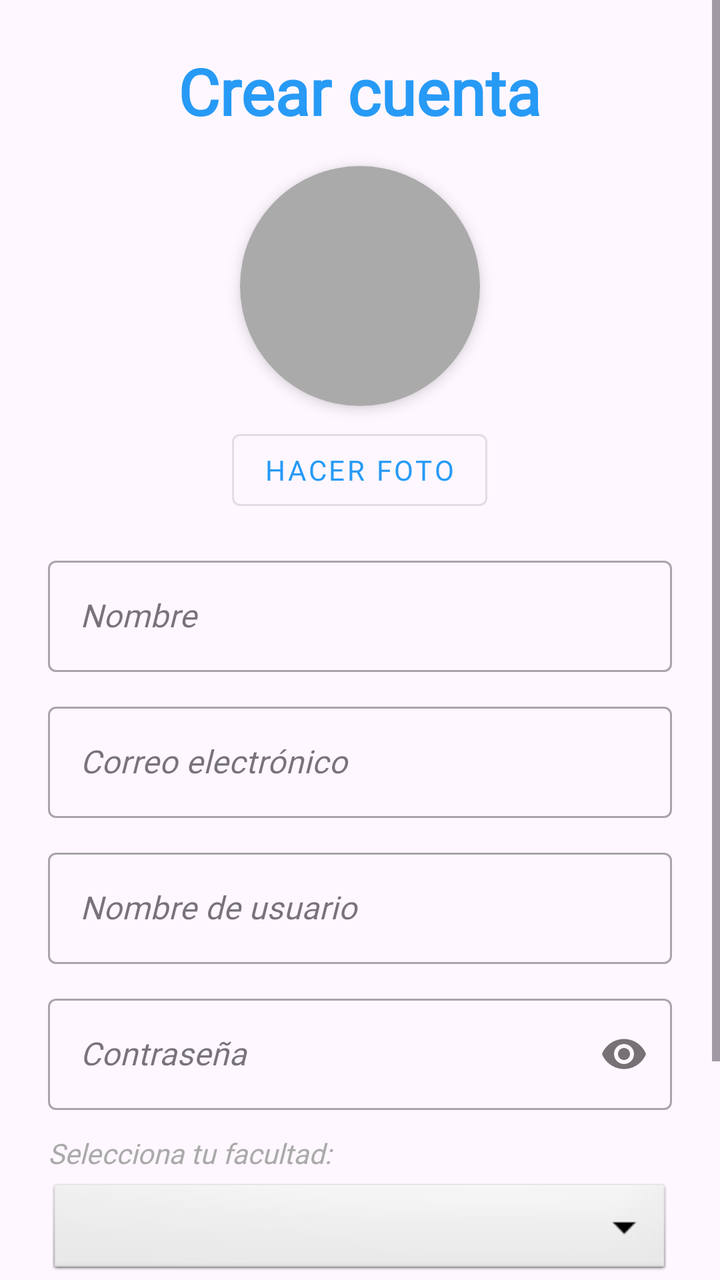
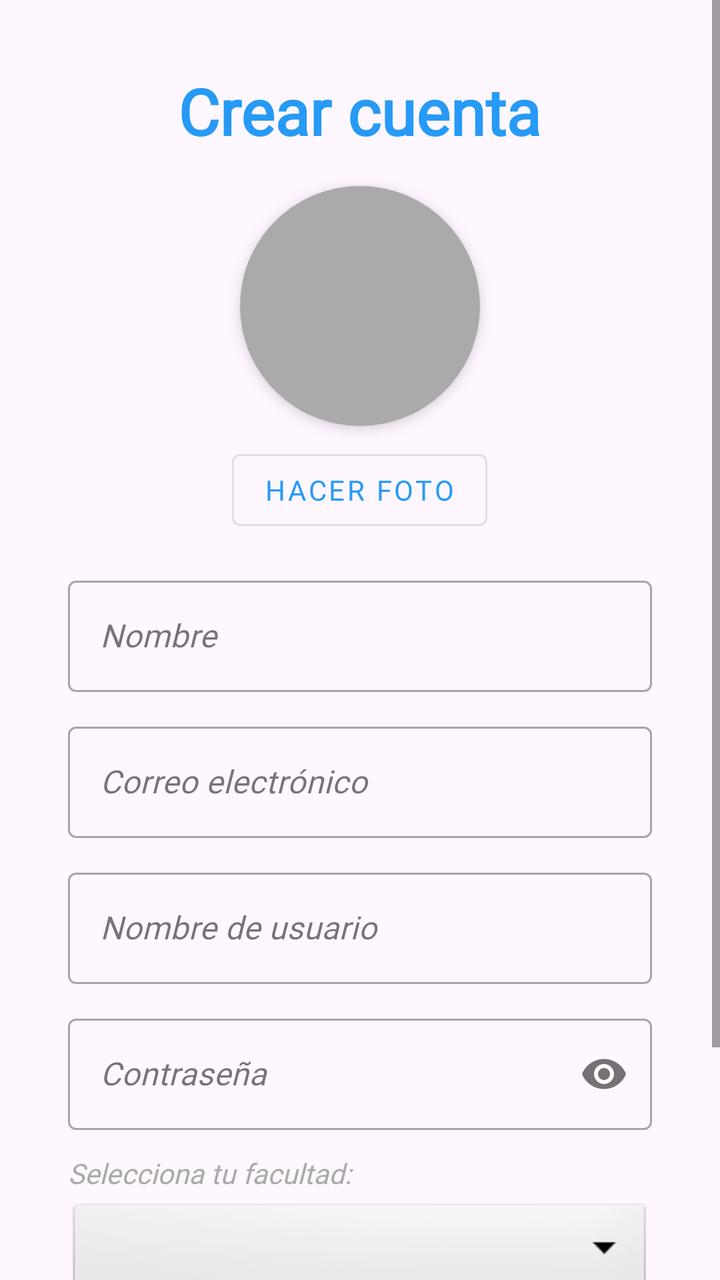

Screens rendered from an Android XML layout before and after an edit, with the pre-edit source and the edit as a unified diff.
<!-- AndroidManifest.xml: application theme Theme.Miau -->
<!-- res/layout/activity_registro.xml -->
<?xml version="1.0" encoding="utf-8"?>
<androidx.constraintlayout.widget.ConstraintLayout
    xmlns:android="http://schemas.android.com/apk/res/android"
    xmlns:app="http://schemas.android.com/apk/res-auto"
    xmlns:tools="http://schemas.android.com/tools"
    android:id="@+id/main"
    android:layout_width="match_parent"
    android:layout_height="match_parent"
    tools:context=".RegistroActivity">

    <ScrollView
        android:layout_width="match_parent"
        android:layout_height="match_parent"
        android:fillViewport="true">

        <LinearLayout
            android:layout_width="match_parent"
            android:layout_height="wrap_content"
            android:gravity="center_horizontal"
            android:orientation="vertical"
            android:padding="24dp">

            <TextView
                android:layout_width="wrap_content"
                android:layout_height="wrap_content"
                android:layout_marginBottom="16dp"
                android:text="@string/crearcuenta"
                android:fontFamily="@font/playfair_semibolditalic"
                android:textColor="?attr/colorPrimary"
                android:textSize="32sp"
                android:textStyle="bold" />

            <androidx.cardview.widget.CardView
                android:layout_width="120dp"
                android:layout_height="120dp"
                android:layout_marginBottom="8dp"
                app:cardCornerRadius="60dp"
                app:cardElevation="4dp">

                <ImageView
                    android:id="@+id/img_registro_perfil"
                    android:layout_width="match_parent"
                    android:layout_height="match_parent"
                    android:background="@android:color/darker_gray"
                    android:scaleType="centerCrop" />
            </androidx.cardview.widget.CardView>

            <Button
                android:id="@+id/btn_registro_foto"
                style="@style/Widget.MaterialComponents.Button.OutlinedButton"
                android:layout_width="wrap_content"
                android:layout_height="wrap_content"
                android:layout_marginBottom="16dp"
                android:text="@string/tomarfoto"
                android:fontFamily="@font/playfair_regular"/>

            <com.google.android.material.textfield.TextInputLayout
                style="@style/Widget.MaterialComponents.TextInputLayout.OutlinedBox"
                android:layout_width="match_parent"
                android:layout_height="wrap_content"
                android:layout_marginBottom="12dp">
                <com.google.android.material.textfield.TextInputEditText
                    android:id="@+id/et_registro_nombre"
                    android:layout_width="match_parent"
                    android:layout_height="wrap_content"
                    android:hint="@string/nombre"
                    android:fontFamily="@font/playfair_regular"
                    android:textStyle="italic"
                    android:inputType="textPersonName" />
            </com.google.android.material.textfield.TextInputLayout>

            <com.google.android.material.textfield.TextInputLayout
                style="@style/Widget.MaterialComponents.TextInputLayout.OutlinedBox"
                android:layout_width="match_parent"
                android:layout_height="wrap_content"
                android:layout_marginBottom="12dp">
                <com.google.android.material.textfield.TextInputEditText
                    android:id="@+id/et_registro_email"
                    android:layout_width="match_parent"
                    android:layout_height="wrap_content"
                    android:hint="@string/correo"
                    android:fontFamily="@font/playfair_regular"
                    android:textStyle="italic"
                    android:inputType="textEmailAddress" />
            </com.google.android.material.textfield.TextInputLayout>

            <com.google.android.material.textfield.TextInputLayout
                style="@style/Widget.MaterialComponents.TextInputLayout.OutlinedBox"
                android:layout_width="match_parent"
                android:layout_height="wrap_content"
                android:layout_marginBottom="12dp">
                <com.google.android.material.textfield.TextInputEditText
                    android:id="@+id/et_registro_usuario"
                    android:layout_width="match_parent"
                    android:layout_height="wrap_content"
                    android:hint="@string/usNombre"
                    android:fontFamily="@font/playfair_regular"
                    android:textStyle="italic"
                    android:inputType="text" />
            </com.google.android.material.textfield.TextInputLayout>

            <com.google.android.material.textfield.TextInputLayout
                style="@style/Widget.MaterialComponents.TextInputLayout.OutlinedBox"
                android:layout_width="match_parent"
                android:layout_height="wrap_content"
                android:layout_marginBottom="12dp"
                app:passwordToggleEnabled="true">
                <com.google.android.material.textfield.TextInputEditText
                    android:id="@+id/et_registro_pass"
                    android:layout_width="match_parent"
                    android:layout_height="wrap_content"
                    android:hint="@string/contrasena"
                    android:fontFamily="@font/playfair_regular"
                    android:textStyle="italic"
                    android:inputType="textPassword" />
            </com.google.android.material.textfield.TextInputLayout>

            <TextView
                android:layout_width="match_parent"
                android:layout_height="wrap_content"
                android:text="@string/fac"
                android:fontFamily="@font/playfair_regular"
                android:textStyle="italic"
                android:textColor="@android:color/darker_gray"
                android:layout_marginBottom="4dp"/>

            <Spinner
                android:id="@+id/spinner_facultad"
                android:fontFamily="@font/playfair_regular"
                android:layout_width="match_parent"
                android:layout_height="50dp"
                android:layout_marginBottom="24dp"
                android:background="@android:drawable/btn_dropdown"/>

            <Button
                android:id="@+id/btn_completar_registro"
                android:layout_width="match_parent"
                android:layout_height="60dp"
                android:layout_marginBottom="24dp"
                android:backgroundTint="?attr/colorPrimary"
                android:text="@string/registrarse"
                android:fontFamily="@font/playfair_semibolditalic"
                android:textColor="@android:color/white"
                android:textSize="18sp" />

        </LinearLayout>
    </ScrollView>
</androidx.constraintlayout.widget.ConstraintLayout>
<!-- resources referenced by this layout -->
<resources>
  <string name="contrasena">Contraseña</string>
  <string name="correo">Correo electrónico</string>
  <string name="crearcuenta">Crear cuenta</string>
  <string name="fac">Selecciona tu facultad:</string>
  <string name="nombre">Nombre</string>
  <string name="registrarse">Registrarse</string>
  <string name="tomarfoto">Hacer foto</string>
  <string name="usNombre">Nombre de usuario</string>
  <style name="Theme.Miau" parent="Base.Theme.Miau" />
  <style name="Base.Theme.Miau" parent="Theme.Material3.DayNight.NoActionBar">
          <item name="colorPrimary">@color/blue_primary</item>
          <item name="colorPrimaryVariant">@color/blue_primary_dark</item>
          <item name="colorSecondary">@color/accent</item>
      </style>
  <color name="blue_primary">#279AF6</color>
  <color name="blue_primary_dark">#155BA2</color>
  <color name="accent">#ED427C</color>
</resources>

<!-- the commit's change to res/layout/activity_registro.xml (unified diff, before → after) -->
@@ -16,6 +16,7 @@
         <LinearLayout
             android:layout_width="match_parent"
             android:layout_height="wrap_content"
+            android:layout_margin="10dp"
             android:gravity="center_horizontal"
             android:orientation="vertical"
             android:padding="24dp">
@@ -24,8 +25,8 @@
                 android:layout_width="wrap_content"
                 android:layout_height="wrap_content"
                 android:layout_marginBottom="16dp"
+                android:fontFamily="@font/playfair_semibolditalic"
                 android:text="@string/crearcuenta"
-                android:fontFamily="@font/playfair_semibolditalic"
                 android:textColor="?attr/colorPrimary"
                 android:textSize="32sp"
                 android:textStyle="bold" />
@@ -51,22 +52,23 @@
                 android:layout_width="wrap_content"
                 android:layout_height="wrap_content"
                 android:layout_marginBottom="16dp"
-                android:text="@string/tomarfoto"
-                android:fontFamily="@font/playfair_regular"/>
+                android:fontFamily="@font/playfair_regular"
+                android:text="@string/tomarfoto" />
 
             <com.google.android.material.textfield.TextInputLayout
                 style="@style/Widget.MaterialComponents.TextInputLayout.OutlinedBox"
                 android:layout_width="match_parent"
                 android:layout_height="wrap_content"
                 android:layout_marginBottom="12dp">
+
                 <com.google.android.material.textfield.TextInputEditText
                     android:id="@+id/et_registro_nombre"
                     android:layout_width="match_parent"
                     android:layout_height="wrap_content"
+                    android:fontFamily="@font/playfair_regular"
                     android:hint="@string/nombre"
-                    android:fontFamily="@font/playfair_regular"
-                    android:textStyle="italic"
-                    android:inputType="textPersonName" />
+                    android:inputType="textPersonName"
+                    android:textStyle="italic" />
             </com.google.android.material.textfield.TextInputLayout>
 
             <com.google.android.material.textfield.TextInputLayout
@@ -74,14 +76,15 @@
                 android:layout_width="match_parent"
                 android:layout_height="wrap_content"
                 android:layout_marginBottom="12dp">
+
                 <com.google.android.material.textfield.TextInputEditText
                     android:id="@+id/et_registro_email"
                     android:layout_width="match_parent"
                     android:layout_height="wrap_content"
+                    android:fontFamily="@font/playfair_regular"
                     android:hint="@string/correo"
-                    android:fontFamily="@font/playfair_regular"
-                    android:textStyle="italic"
-                    android:inputType="textEmailAddress" />
+                    android:inputType="textEmailAddress"
+                    android:textStyle="italic" />
             </com.google.android.material.textfield.TextInputLayout>
 
             <com.google.android.material.textfield.TextInputLayout
@@ -89,14 +92,15 @@
                 android:layout_width="match_parent"
                 android:layout_height="wrap_content"
                 android:layout_marginBottom="12dp">
+
                 <com.google.android.material.textfield.TextInputEditText
                     android:id="@+id/et_registro_usuario"
                     android:layout_width="match_parent"
                     android:layout_height="wrap_content"
+                    android:fontFamily="@font/playfair_regular"
                     android:hint="@string/usNombre"
-                    android:fontFamily="@font/playfair_regular"
-                    android:textStyle="italic"
-                    android:inputType="text" />
+                    android:inputType="text"
+                    android:textStyle="italic" />
             </com.google.android.material.textfield.TextInputLayout>
 
             <com.google.android.material.textfield.TextInputLayout
@@ -105,32 +109,33 @@
                 android:layout_height="wrap_content"
                 android:layout_marginBottom="12dp"
                 app:passwordToggleEnabled="true">
+
                 <com.google.android.material.textfield.TextInputEditText
                     android:id="@+id/et_registro_pass"
                     android:layout_width="match_parent"
                     android:layout_height="wrap_content"
+                    android:fontFamily="@font/playfair_regular"
                     android:hint="@string/contrasena"
-                    android:fontFamily="@font/playfair_regular"
-                    android:textStyle="italic"
-                    android:inputType="textPassword" />
+                    android:inputType="textPassword"
+                    android:textStyle="italic" />
             </com.google.android.material.textfield.TextInputLayout>
 
             <TextView
                 android:layout_width="match_parent"
                 android:layout_height="wrap_content"
+                android:layout_marginBottom="4dp"
+                android:fontFamily="@font/playfair_regular"
                 android:text="@string/fac"
-                android:fontFamily="@font/playfair_regular"
-                android:textStyle="italic"
                 android:textColor="@android:color/darker_gray"
-                android:layout_marginBottom="4dp"/>
+                android:textStyle="italic" />
 
             <Spinner
                 android:id="@+id/spinner_facultad"
-                android:fontFamily="@font/playfair_regular"
                 android:layout_width="match_parent"
                 android:layout_height="50dp"
                 android:layout_marginBottom="24dp"
-                android:background="@android:drawable/btn_dropdown"/>
+                android:background="@android:drawable/btn_dropdown"
+                android:fontFamily="@font/playfair_regular" />
 
             <Button
                 android:id="@+id/btn_completar_registro"
@@ -138,8 +143,8 @@
                 android:layout_height="60dp"
                 android:layout_marginBottom="24dp"
                 android:backgroundTint="?attr/colorPrimary"
+                android:fontFamily="@font/playfair_semibolditalic"
                 android:text="@string/registrarse"
-                android:fontFamily="@font/playfair_semibolditalic"
                 android:textColor="@android:color/white"
                 android:textSize="18sp" />
 
